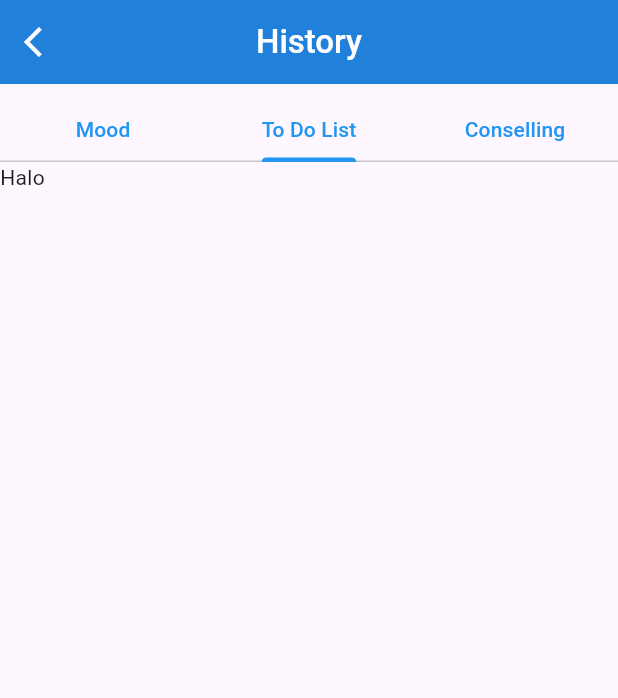
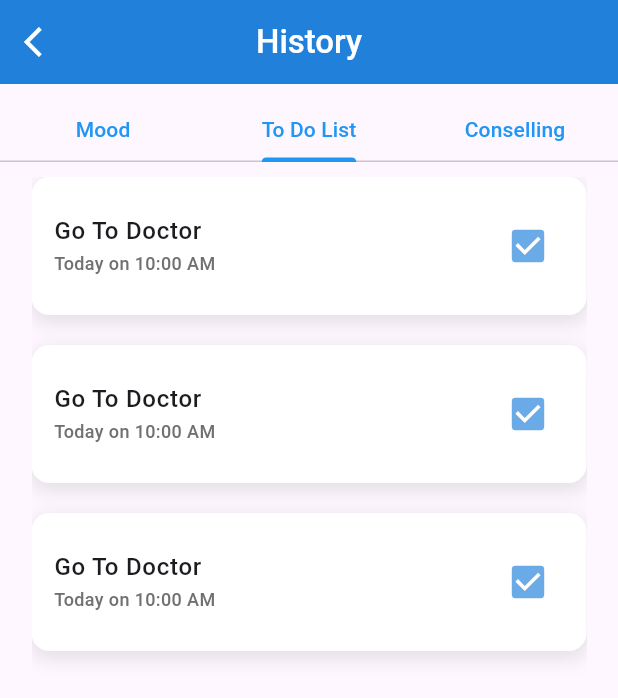
Before and after one commit to buddy-blues/Frontend-User, a Flutter app: the HistoryPage screen opened by its route, on a phone screen of 412 x 824 dp. Shown: the top 698 px of the screen. Run offline on Flutter 3.47's test engine with Material 3 defaults, Android fonts, the light colour scheme and no system bars; our stand-ins replace dots_indicator, google_fonts, percent_indicator; missing offline and left inert: iconify_flutter.

Commit message:
tabbbarview history todolist

```diff
--- a/lib/screens/history/page/history_page.dart
+++ b/lib/screens/history/page/history_page.dart
@@ -1,6 +1,8 @@
 import 'package:buddy_blues/screens/history/widget/mood_history_widget.dart';
+import 'package:buddy_blues/screens/home/widget/todolist_widget.dart';
 import 'package:buddy_blues/theme/theme_colorstyle.dart';
 import 'package:buddy_blues/theme/theme_textstyle.dart';
+import 'package:buddy_blues/widget/list_todolist.dart';
 import 'package:flutter/material.dart';
 
 class HistoryPage extends StatelessWidget {
@@ -48,21 +50,28 @@ class HistoryPage extends StatelessWidget {
                   indicatorColor: Colors.blue,
                 ),
                 Expanded(
-                  child: TabBarView(
-                    children: [
-                      Padding(
-                        padding: EdgeInsets.only(top: 10, left: 21, right: 21),
-                        child: Column(
+                  child: Padding(
+                    padding: EdgeInsets.only(top: 10, left: 21, right: 21),
+                    child: TabBarView(
+                      children: [
+                        Column(
                           children: [
                             MoodHistoryWidget(),
                             MoodHistoryWidget(),
                             MoodHistoryWidget(),
                           ],
                         ),
-                      ),
-                      Text("Halo "),
-                      Text("Halo "),
-                    ],
+                        Column(
+                          children: [
+                            ListTodolistWidget(isChecked: true),
+                            ListTodolistWidget(isChecked: true),
+                            ListTodolistWidget(isChecked: true),
+                          ],
+                        ),
+                        // ToDoListWidget(),
+                        Text("Halo "),
+                      ],
+                    ),
                   ),
                 )
               ],
--- a/lib/screens/history/widget/mood_history_widget.dart
+++ b/lib/screens/history/widget/mood_history_widget.dart
@@ -2,7 +2,6 @@ import 'package:buddy_blues/theme/theme_textstyle.dart';
 import 'package:flutter/material.dart';
 import 'package:iconify_flutter/iconify_flutter.dart';
 import 'package:iconify_flutter/icons/fluent_emoji_high_contrast.dart';
-import 'package:iconify_flutter/icons/la.dart';
 
 class MoodHistoryWidget extends StatelessWidget {
   const MoodHistoryWidget({super.key});
--- /dev/null
+++ b/lib/screens/history/widget/todolist_history_widget.dart
@@ -0,0 +1,10 @@
+import 'package:flutter/material.dart';
+
+class Todolist extends StatelessWidget {
+  const Todolist({super.key});
+
+  @override
+  Widget build(BuildContext context) {
+    return const Placeholder();
+  }
+}
--- a/lib/screens/home/widget/todolist_widget.dart
+++ b/lib/screens/home/widget/todolist_widget.dart
@@ -77,7 +77,8 @@ class _ToDoListWidgetState extends State<ToDoListWidget> {
                 },
               ),
             ),
-            ))
+          ),
+        )
       ],
     );
   }
--- /dev/null
+++ b/lib/widget/list_todolist.dart
@@ -0,0 +1,58 @@
+import 'package:buddy_blues/theme/theme_colorstyle.dart';
+import 'package:buddy_blues/theme/theme_textstyle.dart';
+import 'package:flutter/material.dart';
+
+class ListTodolistWidget extends StatefulWidget {
+  final bool isChecked;
+
+  const ListTodolistWidget({super.key, required this.isChecked});
+
+  @override
+  State<ListTodolistWidget> createState() => _ListTodolistWidgetState();
+}
+
+class _ListTodolistWidgetState extends State<ListTodolistWidget> {
+  @override
+  Widget build(BuildContext context) {
+    return Padding(
+      padding: const EdgeInsets.only(bottom: 20),
+      child: Container(
+        decoration: BoxDecoration(
+          color: Colors.white,
+          borderRadius: BorderRadius.circular(12),
+          boxShadow: [
+            BoxShadow(
+              color: Colors.black.withOpacity(0.1),
+              spreadRadius: 1,
+              blurRadius: 10,
+              offset: const Offset(0, 4),
+            ),
+          ],
+        ),
+        child: ListTile(
+          contentPadding:
+              const EdgeInsets.symmetric(horizontal: 15, vertical: 10),
+          title: Text(
+            "Go To Doctor",
+            style: ThemeText().robotoSmallSemiBold,
+          ),
+          subtitle: Text(
+            "Today on 10:00 AM",
+            style: ThemeText()
+                .robotoMedium12
+                .copyWith(color: ThemeColor().netural700),
+          ),
+          trailing: Transform.scale(
+            scale: 1.2,
+            child: Checkbox(
+              checkColor: Colors.white,
+              activeColor: ThemeColor().bluePrimary300,
+              value: true,
+              onChanged: (value) {},
+            ),
+          ),
+        ),
+      ),
+    );
+  }
+}
```
Lines whose indentation alone changed are shown as unchanged.
